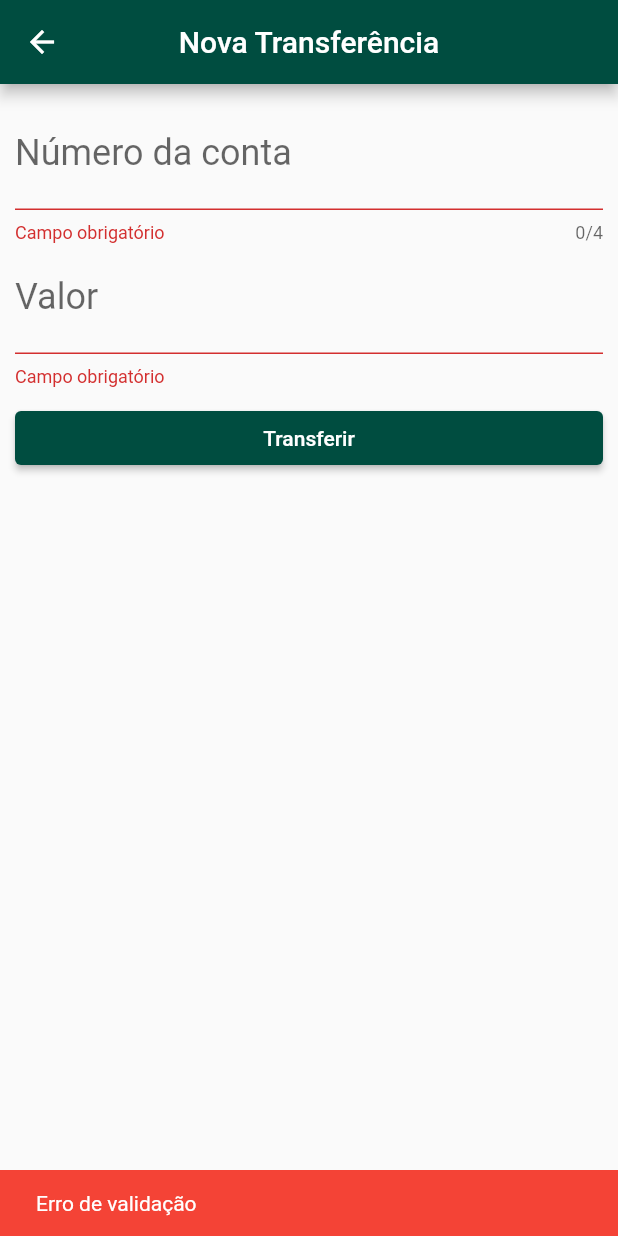
After one commit to brunozupp/bank_sqlite_app_alura, a Flutter app: the TransferFormPage screen opened by its route, after a tap on "Transferir", on a phone screen of 412 x 824 dp. The commit adds this screen. Run offline on Flutter 3.47's test engine with Material 2 defaults, Android fonts, the phone set to English and light mode, and no system bars; our stand-ins replace firebase_core, firebase_crashlytics, fluttertoast, sqflite; missing offline and left inert: http_interceptor; accounts and stored records are empty.

Commit message:
Parte de transferências

```diff
--- /dev/null
+++ b/lib/models/transfer.dart
@@ -0,0 +1,10 @@
+class Transfer {
+
+  final int accountNumber;
+  final double value;
+
+  Transfer({
+    required this.accountNumber,
+    required this.value,
+  });
+}
--- /dev/null
+++ b/lib/models/transfers.dart
@@ -0,0 +1,14 @@
+import 'package:bank_sqlite_app_alura/models/transfer.dart';
+import 'package:flutter/material.dart';
+
+class Transfers extends ChangeNotifier {
+
+  final _transfers = List<Transfer>.empty(growable: true);
+
+  List<Transfer> get transfers => _transfers;
+
+  void add(Transfer transfer) {
+    _transfers.add(transfer);
+    notifyListeners();
+  }
+}
--- a/lib/pages/dashboard/dashboard_page.dart
+++ b/lib/pages/dashboard/dashboard_page.dart
@@ -49,6 +49,12 @@ class DashboardPage extends StatelessWidget {
                     margin: const EdgeInsets.only(right: 10),
                     onTap: () => Navigator.of(context).pushNamed("/balance"),
                   ),
+                  CardContactComponent(
+                    icon: Icons.transform,
+                    text: "Transferência",
+                    margin: const EdgeInsets.only(right: 10),
+                    onTap: () => Navigator.of(context).pushNamed("/transfers"),
+                  ),
                 ],
               ),
             ),
--- /dev/null
+++ b/lib/pages/transfers/transfer_form_page.dart
@@ -0,0 +1,133 @@
+import 'package:bank_sqlite_app_alura/database/dao/contact_dao.dart';
+import 'package:bank_sqlite_app_alura/models/contact.dart';
+import 'package:bank_sqlite_app_alura/models/transfer.dart';
+import 'package:bank_sqlite_app_alura/models/transfers.dart';
+import 'package:bank_sqlite_app_alura/styles/colors_app.dart';
+import 'package:bank_sqlite_app_alura/utils/snackbar_utils.dart';
+import 'package:flutter/material.dart';
+import 'package:provider/provider.dart';
+
+class TransferFormPage extends StatelessWidget {
+
+  final Transfer? transfer;
+
+  TransferFormPage({
+    Key? key,
+    this.transfer
+  }) : super(key: key) {
+    _valueController.text = transfer?.value.toString() ?? "";
+    _accountNumberController.text = transfer?.accountNumber.toString() ?? "";
+  }
+
+  final _formKey = GlobalKey<FormState>();
+  final _valueController = TextEditingController();
+  final _accountNumberController = TextEditingController();
+
+  @override
+  Widget build(BuildContext context) {
+    return Scaffold(
+      appBar: AppBar(
+        title: const Text("Nova Transferência"),
+      ),
+      body: SingleChildScrollView(
+        padding: const EdgeInsets.all(10),
+        child: Form(
+          key: _formKey,
+          child: Column(
+            crossAxisAlignment: CrossAxisAlignment.end,
+            children: [
+              TextFormField(
+                controller: _accountNumberController,
+                decoration: const InputDecoration(
+                  labelText: 'Número da conta',
+                ),
+                maxLength: 4,
+                keyboardType: TextInputType.name,
+                style: const TextStyle(
+                  fontSize: 24.0
+                ),
+                validator: (value) {
+                  if(value == null || value.isEmpty) {
+                    return "Campo obrigatório";
+                  }
+
+                  RegExp regex = RegExp(r"[a-zA-Z]");
+
+                  if(regex.hasMatch(value)) {
+                    return "Não pode conter letras, apenas números";
+                  }
+
+                  return null;
+                },
+              ),
+              TextFormField(
+                controller: _valueController,
+                decoration: const InputDecoration(
+                  labelText: 'Valor',
+                ),
+                keyboardType: TextInputType.number,
+                style: const TextStyle(
+                  fontSize: 24.0
+                ),
+                validator: (value) {
+                  if(value == null || value.isEmpty) {
+                    return "Campo obrigatório";
+                  }
+
+                  RegExp regex = RegExp("[a-zA-Z]");
+
+                  if(regex.hasMatch(value)) return "Não pode conter letras, apenas números";
+
+                  final valueParsed = int.parse(value);
+
+                  if(valueParsed < 0) return "Valor não pode ser menor que 0";
+
+                  if(regex.hasMatch(value)) {
+                    return "Não pode conter letras, apenas números";
+                  }
+
+                  return null;
+                },
+              ),
+              const SizedBox(
+                height: 10,
+              ),
+              SizedBox(
+                width: MediaQuery.of(context).size.width,
+                child: ElevatedButton(
+                  style: ElevatedButton.styleFrom(
+                    primary: ColorsApp.primaryColor
+                  ),
+                  child: const Text(
+                    "Transferir"
+                  ),
+                  onPressed: () async {
+
+                    if(!_formKey.currentState!.validate()) {
+                      SnackbarUtils.showSnackbarError(context: context, message: "Erro de validação");
+                      return;
+                    }
+
+                    final double? value = double.tryParse(_valueController.text);
+                    final int? accountNumber = int.tryParse(_accountNumberController.text);
+
+                    if(accountNumber == null || value == null) {
+                      SnackbarUtils.showSnackbarError(context: context, message: "Erro na conversão dos valores");
+                      return;
+                    }
+
+                    final object = Transfer(value: value, accountNumber: accountNumber);
+
+                    Provider.of<Transfers>(context, listen: false).add(object);
+
+                    Navigator.of(context).pop();
+                  },
+                ),
+              ),
+            ],
+          ),
+        ),
+      ),
+    );
+  }
+}
--- a/lib/routes/route_generator.dart
+++ b/lib/routes/route_generator.dart
@@ -1,11 +1,14 @@
 import 'package:bank_sqlite_app_alura/bank_app_initializer.dart';
 import 'package:bank_sqlite_app_alura/models/contact.dart';
+import 'package:bank_sqlite_app_alura/models/transfer.dart';
 import 'package:bank_sqlite_app_alura/pages/balance/balance_page.dart';
 import 'package:bank_sqlite_app_alura/pages/contacts/contact_form_page.dart';
 import 'package:bank_sqlite_app_alura/pages/contacts/contacts_list_page.dart';
 import 'package:bank_sqlite_app_alura/pages/dashboard/dashboard_page.dart';
 import 'package:bank_sqlite_app_alura/pages/transactions/transaction_form_page.dart';
 import 'package:bank_sqlite_app_alura/pages/transactions/transactions_list_page.dart';
+import 'package:bank_sqlite_app_alura/pages/transfers/transfer_form_page.dart';
+import 'package:bank_sqlite_app_alura/pages/transfers/transfers_list_page.dart';
 import 'package:flutter/material.dart';
 
 class RouteGenerator {
@@ -51,6 +54,19 @@ class RouteGenerator {
       case '/balance':
         return MaterialPageRoute(builder: (_) => const BalancePage());
 
+      case '/transfers':
+        return MaterialPageRoute(builder: (_) => const TransfersListPage());
+
+      case '/transfers/form':
+
+        if(args == null || args is Transfer) {
+          return MaterialPageRoute(builder: (_) => TransferFormPage(
+            transfer: args as Transfer?,
+          ));
+        }
+
+        return _errorWrongType();
+
       default:
         _routeNotFound();
     }
```
Also changed, not shown: lib/main.dart (+16 -2 lines), lib/pages/transfers/components/card_item_component.dart (added, +32 -0 lines), lib/pages/transfers/transfers_list_page.dart (added, +43 -0 lines).
